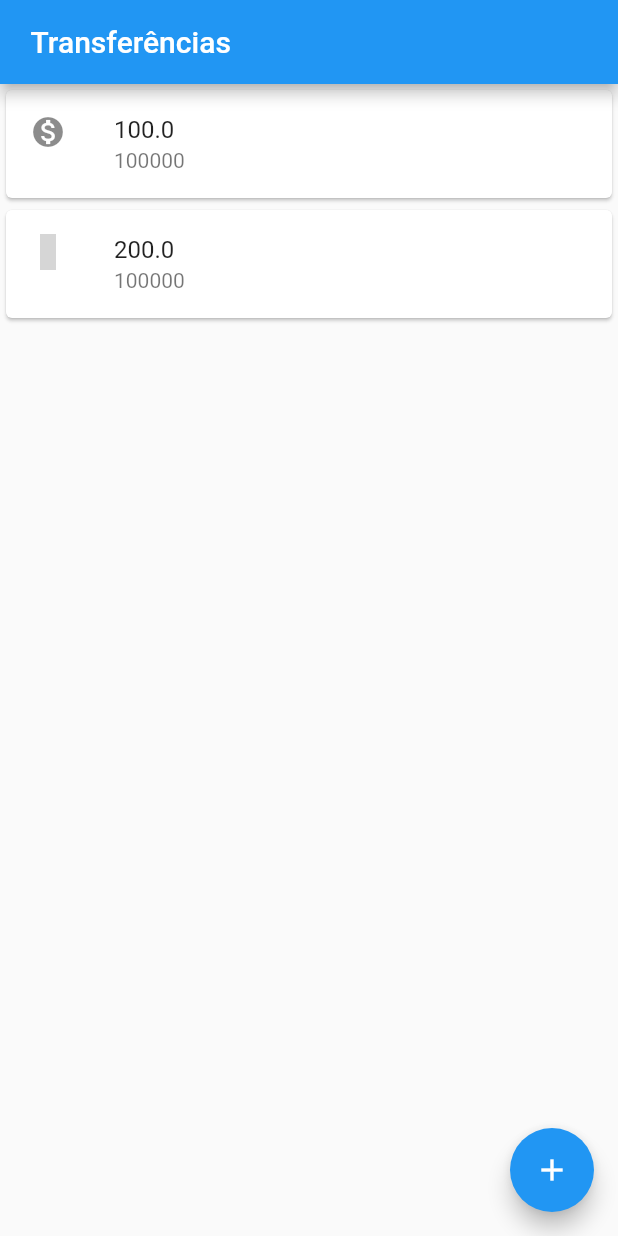
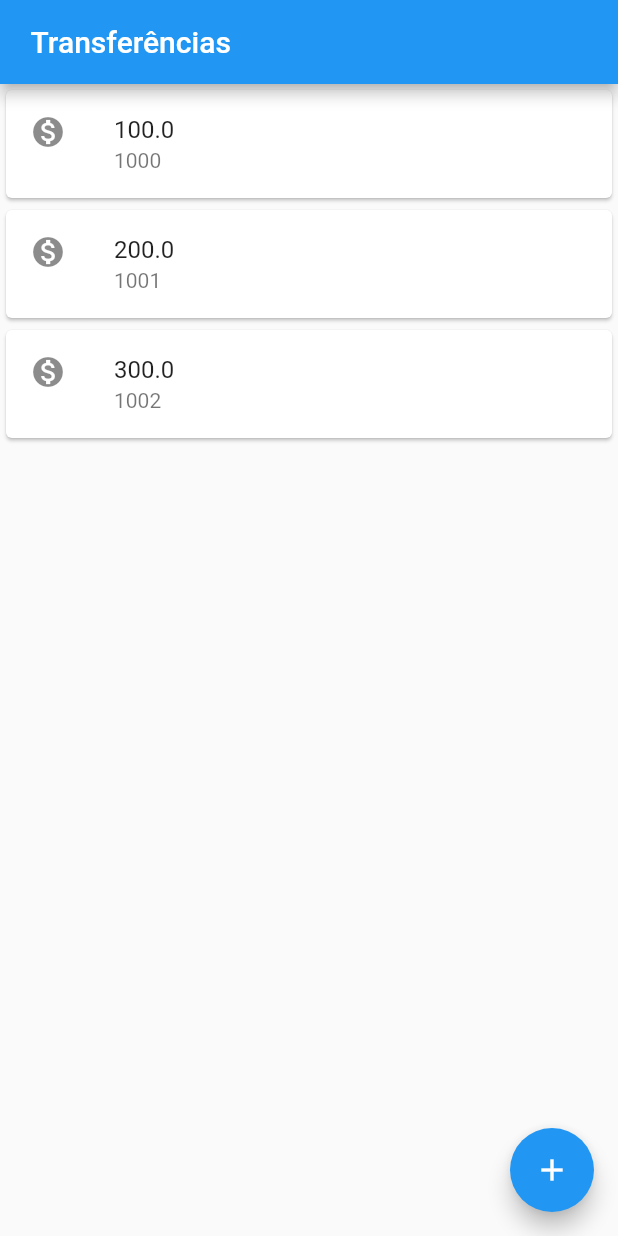
Before and after one commit to gabrielpoke/ByteBank_Flutter, a Flutter app: the screen it shows after launch, on a phone screen of 412 x 824 dp. Run offline on Flutter 3.47's test engine with Material 2 defaults, Android fonts, the phone set to English and light mode, and no system bars; grey boxes are pictures that could not be loaded.

Commit message:
Third Class

```diff
--- a/lib/main.dart
+++ b/lib/main.dart
@@ -36,27 +36,45 @@ import 'package:flutter/material.dart';
 //====================  EXERCICIO 1 CURSO DE FLUTTER ARVORE DE WIDGETS =====================================================================================================
 
 //====================  AULA 2 CURSO DE FLUTTER INICIO DA APLICAÇÃO  =====================================================================================================
+// void main() => runApp(
+//       MaterialApp(
+//         home: Scaffold(
+//           body: Column(
+//             children: <Widget>[
+//               Card(
+//                   child: ListTile(
+//                 leading: Icon(
+//                   Icons.monetization_on,
+//                 ),
+//                 title: Text('100.0'),
+//                 subtitle: Text('100000'),
+//               )),
+//               Card(
+//                   child: ListTile(
+//                 leading: Icon(
+//                   Icons.monetization_on,
+//                 ),
+//                 title: Text('200.0'),
+//                 subtitle: Text('100000'),
+//               )),
+//             ],
+//           ),
+//           appBar: AppBar(
+//             title: Text(' Transferências'),
+//           ),
+//           floatingActionButton: FloatingActionButton(
+//             child: Icon(Icons.add),
+//           ),
+//         ),
+//       ),
+//     );
+//====================  AULA 2 CURSO DE FLUTTER INICIO DA APLICAÇÃO =====================================================================================================
+
+//====================  AULA 3 CURSO DE FLUTTER OTIMIZAÇÃO DA APLICAÇÃO =====================================================================================================
 void main() => runApp(
   MaterialApp(
     home: Scaffold(
-          body: Column(
-            children:<Widget>[
-              Card(
-                child: ListTile(
-                  leading: Icon(Icons.monetization_on,),
-                  title: Text('100.0'),
-                  subtitle: Text('100000'),
-                )
-              ),
-              Card(
-                  child: ListTile(
-                    leading: Icon(Icos.monetization_on,),
-                    title: Text('200.0'),
-                    subtitle: Text('100000'),
-                  )
-              ),
-            ],
-          ),
+      body: listaTransferencia(),
       appBar: AppBar(
         title: Text(' Transferências'),
       ),
@@ -66,4 +84,49 @@ void main() => runApp(
     ),
   ),
 );
-//====================  AULA 2 CURSO DE FLUTTER INICIO DA APLICAÇÃO =====================================================================================================
+
+class listaTransferencia extends StatelessWidget {
+  @override
+  Widget build(BuildContext context) {
+    return Column(
+      children: <Widget>[
+        ItemTransferencia(
+          Tranferencia(100.0, 1000),
+        ),
+        ItemTransferencia(
+          Tranferencia(200.0, 1001),
+        ),
+        ItemTransferencia(
+          Tranferencia(300.0, 1002),
+        ),
+      ],
+    );
+  }
+}
+
+class ItemTransferencia extends StatelessWidget {
+  final Tranferencia _tranferencia;
+
+  ItemTransferencia(this._tranferencia);
+
+  @override
+  Widget build(BuildContext context) {
+    return Card(
+        child: ListTile(
+      leading: Icon(
+        Icons.monetization_on,
+      ),
+      title: Text(_tranferencia.valor.toString()),
+      subtitle: Text(_tranferencia.numeroConta.toString()),
+    ));
+  }
+}
+
+class Tranferencia{
+
+  final double valor;
+  final int numeroConta;
+
+  Tranferencia(this.valor, this.numeroConta);
+}
+//====================  AULA 3 CURSO DE FLUTTER OTIMIZAÇÃO DA APLICAÇÃO =====================================================================================================
```
Also changed, not shown: 1 other file. Lines whose indentation alone changed are shown as unchanged.
